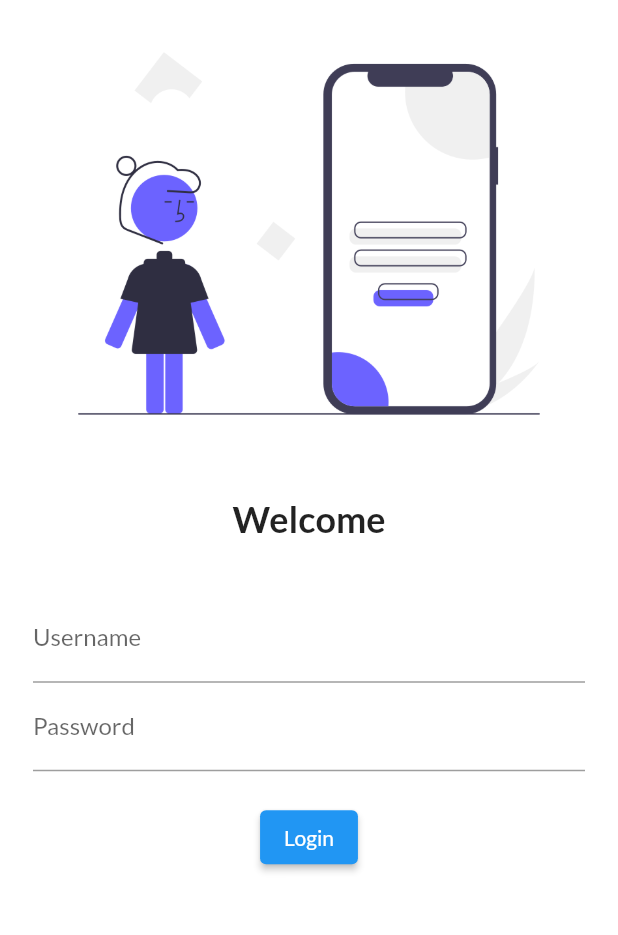
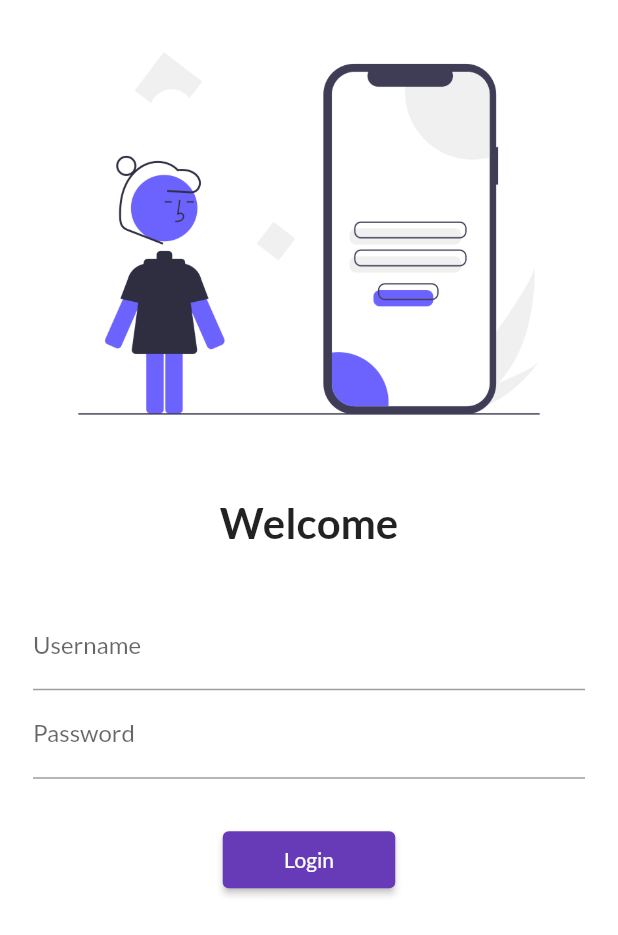
Before and after one commit to MuhammadHaiderSharif/Learning-Flutter, a Flutter app: the screen it shows after launch, on a phone screen of 412 x 824 dp. Shown: the top 935 px of the screen. Run offline on Flutter 3.47's test engine with Material 2 defaults, Android fonts, the phone set to English and light mode, and no system bars; our stand-ins replace google_fonts.

Commit message:
Day-5 completed

```diff
--- a/lib/main.dart
+++ b/lib/main.dart
@@ -1,5 +1,6 @@
 import 'package:flutter/material.dart';
 import 'package:flutter_catalog/pages/home_page.dart';
+import 'package:flutter_catalog/utils/routes.dart';
 import 'package:google_fonts/google_fonts.dart';
 import 'package:flutter_catalog/pages/login_page.dart';
 
@@ -13,16 +14,16 @@ class MyApp extends StatelessWidget {
   @override
   Widget build(BuildContext context) {
     return MaterialApp(
-      debugShowCheckedModeBanner: false,
+      debugShowCheckedModeBanner: true,
       themeMode: ThemeMode.light,
       theme: ThemeData(
-          primarySwatch: Colors.blue,
+          primarySwatch: Colors.deepPurple,
           fontFamily: GoogleFonts.lato().fontFamily),
       darkTheme: ThemeData(brightness: Brightness.dark),
       initialRoute: "/login",
       routes: {
-        "/home": (context) => HomePage(),
-        "/login": (context) => LoginPage(),
+        MyRoutes.homeRoute: (context) => HomePage(),
+        MyRoutes.loginRoute: (context) => LoginPage(),
       },
     );
   }
--- a/lib/pages/login_page.dart
+++ b/lib/pages/login_page.dart
@@ -1,4 +1,5 @@
 import 'package:flutter/material.dart';
+import 'package:flutter_catalog/utils/routes.dart';
 
 class LoginPage extends StatelessWidget {
   const LoginPage({Key? key}) : super(key: key);
@@ -7,6 +8,7 @@ class LoginPage extends StatelessWidget {
   Widget build(BuildContext context) {
     return Material(
         color: Colors.white,
+        child: SingleChildScrollView(
           child: Column(
             children: [
               Image.asset(
@@ -18,39 +20,39 @@ class LoginPage extends StatelessWidget {
               ),
               Text(
                 "Welcome",
-              style: TextStyle(fontSize: 24, fontWeight: FontWeight.bold),
-            ),
-            SizedBox(
-              height: 20.0,
+                style: TextStyle(fontSize: 28, fontWeight: FontWeight.bold),
               ),
               Padding(
-              padding:
-                  const EdgeInsets.symmetric(vertical: 16.0, horizontal: 22.0),
+                padding: const EdgeInsets.symmetric(
+                    vertical: 36.0, horizontal: 22.0),
                 child: Column(
                   children: [
                     TextFormField(
                       decoration: InputDecoration(
-                        hintText: "Enter your username", labelText: "Username"),
+                          hintText: "Enter your username",
+                          labelText: "Username"),
                     ),
                     TextFormField(
                       obscureText: true,
                       decoration: InputDecoration(
-                        hintText: "Enter your password", labelText: "Password"),
+                          hintText: "Enter your password",
+                          labelText: "Password"),
                     ),
                     SizedBox(
-                    height: 20.0,
+                      height: 30.0,
                     ),
                     ElevatedButton(
                       onPressed: () {
-                      print("Hi Codepur");
+                        Navigator.pushNamed(context, MyRoutes.homeRoute);
                       },
                       child: Text("Login"),
-                    style: TextButton.styleFrom(),
+                      style: TextButton.styleFrom(minimumSize: Size(115, 38)),
                     )
                   ],
                 ),
               ),
             ],
+          ),
         ));
   }
 }
--- /dev/null
+++ b/lib/utils/routes.dart
@@ -0,0 +1,4 @@
+class MyRoutes{
+  static String loginRoute = "/login";
+   static String homeRoute = "/home";
+}
```
Lines whose indentation alone changed are shown as unchanged.
